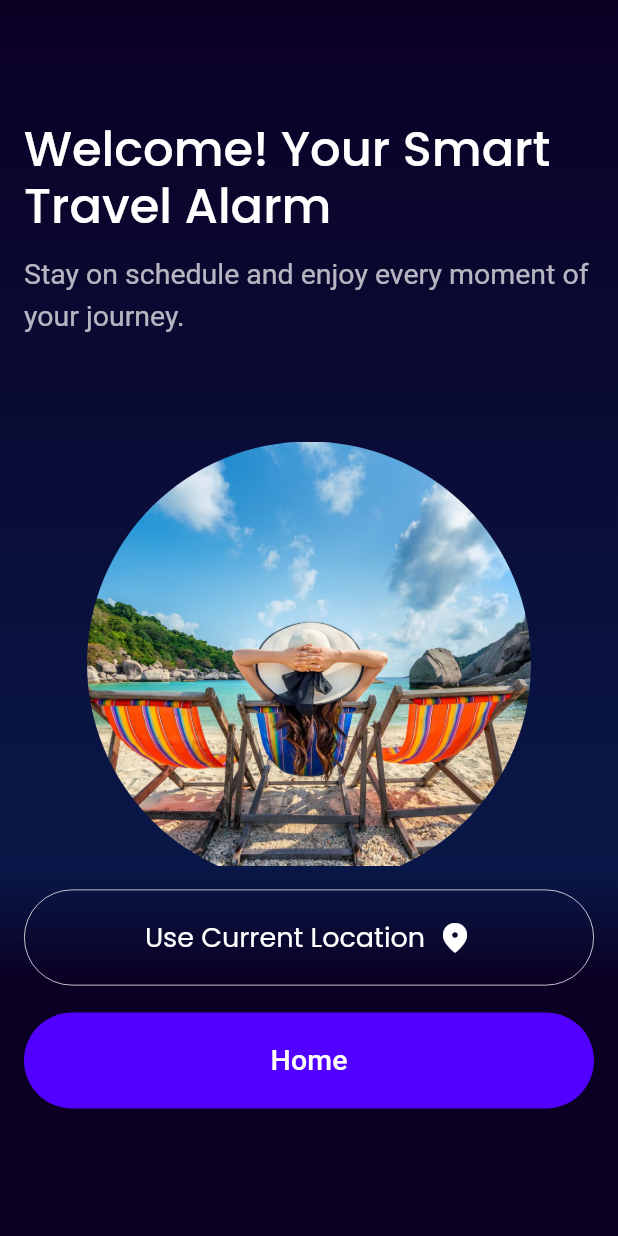
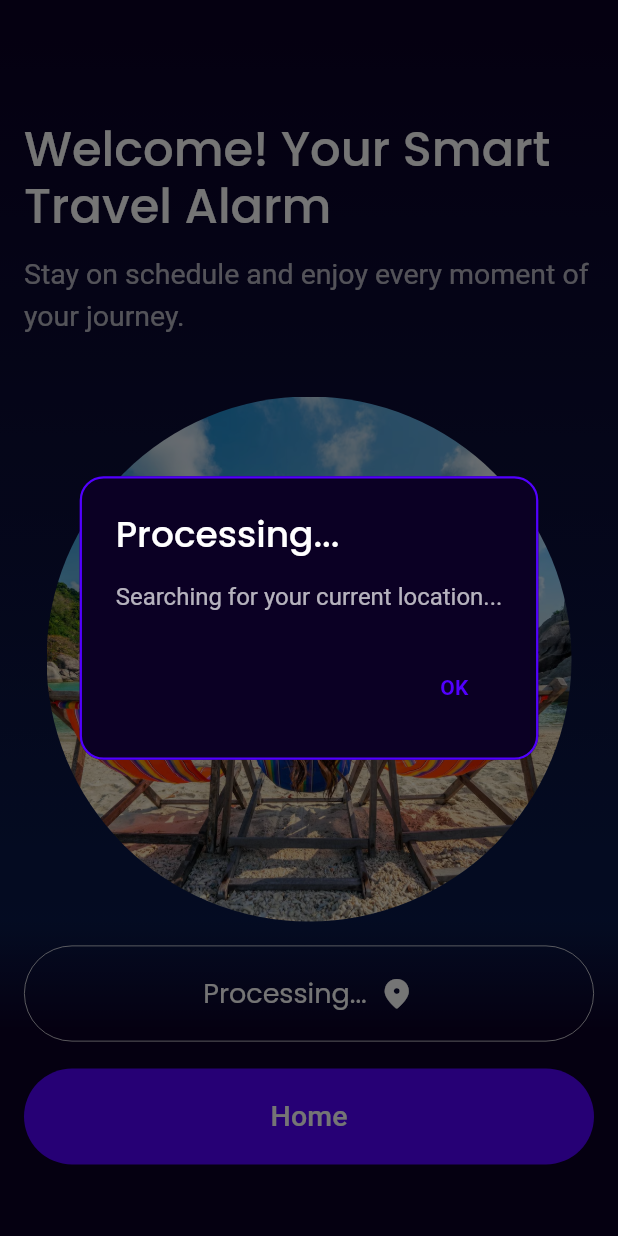
Before and after one commit to dazed-n-razed/alarmapp, a Flutter app: the HomeScreen screen opened directly, after a tap on "Use Current Location", on a phone screen of 412 x 824 dp. Run offline on Flutter 3.47's test engine with Material 3 defaults, Android fonts, the phone set to English and light mode, and no system bars; our stand-ins replace video_player; Roboto replaces fonts that are missing (Display, Oxygen).

Commit message:
good prototype1

```diff
--- a/lib/features/home/home_screen.dart
+++ b/lib/features/home/home_screen.dart
@@ -2,21 +2,151 @@ import 'package:flutter/material.dart';
 import '../../widgets/app_text.dart';
 import '../../widgets/onboarding_button.dart';
 import '../../widgets/outline_action_button.dart';
-import 'package:flutter/widgets.dart'; // Ensure Icons.location_on_rounded is available
+import 'package:flutter/widgets.dart';
+// Import the new alarm screen file
+import 'home_alarm.dart';
 
-class HomeScreen extends StatelessWidget {
+// Converted to StatefulWidget to handle location fetching and state management.
+class HomeScreen extends StatefulWidget {
   const HomeScreen({Key? key}) : super(key: key);
 
+  @override
+  State<HomeScreen> createState() => _HomeScreenState();
+}
+
+class _HomeScreenState extends State<HomeScreen> {
   // --- Dynamic Sizing Constants ---
   static const double _topMarginRatio = 78.0 / 800.0;
-  static const double _imageHeight = 296.0;
+  static const double _imageHeight = 350.0;
   static const double _contentPadding = 16.0;
   // Spacing constants for the image
-  static const double _imageTopSpacing = 70.0;
-  static const double _imageBottomSpacing = 500.0; // Tweak this value to change the gap between image and buttons.
-  // NEW: Spacing constants for the buttons wrapper
-  static const double _buttonTopPadding = 16.0; // Tweak this value to adjust the margin *above* the buttons.
-  static const double _buttonBottomPadding = 75.0; // Tweak this value to adjust the margin *below* the buttons.
+  static const double _imageTopSpacing = 40.0;
+  // Spacing constants for the buttons wrapper
+  static const double _buttonTopPadding = 16.0;
+  static const double _buttonBottomPadding = 75.0;
+
+  // --- State Variables for Functionality ---
+  bool _isLoading = false;
+
+  // Helper method to display the result in a modal/pop-up window
+  void _showResultDialog(BuildContext context, String title, String content, {VoidCallback? onOkPressed}) {
+    // Define the accent color used for borders and buttons
+    const Color accentColor = Color(0xFF5200FF);
+    const Color darkBackgroundColor = Color(0xFF0B0024);
+
+    showDialog(
+      context: context,
+      barrierDismissible: false, // Prevent closing by tapping outside during processing
+      builder: (BuildContext context) {
+        return AlertDialog(
+          // --- MODERN UI ENHANCEMENTS ---
+          // Use a dark background to match the app theme
+          backgroundColor: darkBackgroundColor,
+          // Add elevation for depth
+          elevation: 10,
+          // Add a colored border for a modern, distinct look
+          shape: RoundedRectangleBorder(
+            borderRadius: BorderRadius.circular(16),
+            side: const BorderSide(
+              color: accentColor,
+              width: 1.5,
+            ),
+          ),
+          // -----------------------------
+
+          title: AppText(
+            text: title,
+            type: AppTextType.heading,
+            customSize: 24.0,
+            color: Colors.white,
+          ),
+          content: AppText(
+            text: content,
+            type: AppTextType.paragraph,
+            customSize: 16.0,
+            color: Colors.white70,
+          ),
+          actions: <Widget>[
+            TextButton(
+              child: const Text(
+                'OK',
+                style: TextStyle(
+                  // Use the accent color for the text button
+                  color: accentColor,
+                  fontWeight: FontWeight.bold
+                )
+              ),
+              // Use the provided callback, or default to just closing the dialog
+              onPressed: onOkPressed ?? () {
+                Navigator.of(context).pop();
+              },
+            ),
+          ],
+        );
+      },
+    );
+  }
+
+  // Function to simulate fetching the current location asynchronously
+  Future<void> _getCurrentLocation() async {
+    if (_isLoading) return;
+
+    // 1. Set loading state to disable the button
+    setState(() {
+      _isLoading = true;
+    });
+
+    _showResultDialog(context, "Processing...", "Searching for your current location...");
+
+    try {
+      // 2. Simulate asynchronous location retrieval (1.5 seconds)
+      await Future.delayed(const Duration(milliseconds: 1500));
+
+      // 3. Mock result (Updated to use City and Country)
+      const String mockCity = "San Francisco";
+      const String mockCountry = "United States";
+
+      // 4. Close the 'Processing...' dialog
+      Navigator.of(context, rootNavigator: true).pop();
+
+      // --- SUCCESS: Define navigation action ---
+      final VoidCallback navigateToAlarm = () {
+        // 4a. Close the current dialog
+        Navigator.of(context).pop();
+        // 4b. Navigate to the HomeAlarmScreen, replacing the current route
+        Navigator.pushReplacement(
+          context,
+          MaterialPageRoute(builder: (context) => const HomeAlarmScreen()),
+        );
+      };
+
+      // 5. Show the success dialog, passing the navigation callback
+      _showResultDialog(
+        context,
+        "Success!",
+        // Updated message format to use City and Country
+        "Default Location Set:\nCity: $mockCity, Country: $mockCountry",
+        onOkPressed: navigateToAlarm,
+      );
+
+    } catch (e) {
+      // Handle potential errors
+      print('Location fetch error: $e');
+      // Close the 'Processing...' dialog and show the error
+      Navigator.of(context, rootNavigator: true).pop();
+      _showResultDialog(
+        context,
+        "Error",
+        "Location Error: Failed to retrieve or set default location."
+      );
+
+    } finally {
+      // 6. Reset loading state
+      setState(() {
+        _isLoading = false;
+      });
+    }
+  }
 
   @override
   Widget build(BuildContext context) {
@@ -35,32 +165,18 @@ class HomeScreen extends StatelessWidget {
             ],
           ),
         ),
+        // The main column is fixed and uses Spacer to manage vertical distribution
         child: Column(
+          crossAxisAlignment: CrossAxisAlignment.start,
           children: [
-            // --- Scrollable top content (Text and Image) ---
-            Expanded(
-              // Use LayoutBuilder to access the max height of the Expanded area
-              child: LayoutBuilder(
-                builder: (context, constraints) {
-                  return SingleChildScrollView(
+            // --- 1. Text Content Wrapper (Fixed Position) ---
+            Padding(
               padding: EdgeInsets.only(
                 top: screenHeight * _topMarginRatio,
                 left: _contentPadding,
                 right: _contentPadding,
-                      bottom: 0.0, // Ensures content is tight against button area
-                    ),
-                    child: ConstrainedBox(
-                      // Constrain the content column to fill at least the viewable height
-                      constraints: BoxConstraints(
-                        minHeight: constraints.maxHeight,
               ),
               child: Column(
-                        crossAxisAlignment: CrossAxisAlignment.start,
-                        // Anchor content to the bottom of the constrained area
-                        mainAxisAlignment: MainAxisAlignment.end,
-                        children: [
-                          // --- Text Content Wrapper ---
-                          Column(
                 crossAxisAlignment: CrossAxisAlignment.start,
                 children: [
                   AppText(
@@ -76,12 +192,12 @@ class HomeScreen extends StatelessWidget {
                   ),
                 ],
               ),
+            ),
 
-                          // --- Image Spacing and Content (Tweakable) ---
             // Tweak: Adjust _imageTopSpacing to change the gap above the image
             const SizedBox(height: _imageTopSpacing),
 
-                          // --- Image (296px x 296px, Centered, Circle) ---
+            // --- 2. Image (Fixed Position) ---
             Center(
               child: Container(
                 width: _imageHeight,
@@ -107,27 +223,19 @@ class HomeScreen extends StatelessWidget {
               ),
             ),
 
-                          // Tweak: Adjust _imageBottomSpacing to change the gap below the image (above the buttons)
-                          const SizedBox(height: _imageBottomSpacing),
-                        ],
-                      ),
-                    ),
-                  );
-                }
-              ),
-            ),
+            // --- 3. Spacer to push the buttons to the bottom ---
+            const Spacer(),
 
-            // --- Buttons at bottom (Single Wrapper) ---
+            // --- 4. Buttons at bottom (Fixed Position) ---
             Container(
-              // This Container acts as the single wrapper for the two buttons.
-              padding: const EdgeInsets.only(
-                top: _buttonTopPadding,    // <-- Tweakable top margin
+              padding: EdgeInsets.only(
+                top: _buttonTopPadding,
                 left: _contentPadding,
                 right: _contentPadding,
-                // Using the new constant for tweakability
-                bottom: _buttonBottomPadding, // <-- Tweakable bottom margin
+                bottom: _buttonBottomPadding,
               ),
               decoration: BoxDecoration(
+                // Gradient for the button area
                 gradient: LinearGradient(
                   begin: Alignment.bottomCenter,
                   end: Alignment.topCenter,
@@ -141,10 +249,11 @@ class HomeScreen extends StatelessWidget {
               child: Column(
                 mainAxisSize: MainAxisSize.min,
                 children: [
-                  // Button 1: Outline Button
+                   // Button 1: Outline Button (Location Fetch)
                   OutlineActionButton(
-                    text: "Use Current Location",
-                    onPressed: () {},
+                    text: _isLoading ? "Processing..." : "Use Current Location",
+                    // The onPressed callback is correctly handled here to ensure the button is disabled while loading.
+                    onPressed: _isLoading ? () {} : () => _getCurrentLocation(),
                     icon: Icons.location_on_rounded,
                     borderColor: Colors.white,
                     iconColor: Colors.white,
@@ -156,7 +265,7 @@ class HomeScreen extends StatelessWidget {
 
                   const SizedBox(height: 8), // Gap between buttons
 
-                  // Button 2: Solid Button
+                  // Button 2: Solid Button (Navigation)
                   OnboardingButton(
                     text: "Home",
                     onPressed: () {},
--- a/lib/widgets/app_text.dart
+++ b/lib/widgets/app_text.dart
@@ -7,15 +7,17 @@ class AppText extends StatelessWidget {
   final String text;
   final AppTextType type;
   final TextAlign textAlign;
-  // Define the new optional named parameter customSize
   final double? customSize;
+  // ADDED: The optional color parameter
+  final Color? color;
 
   const AppText({
     Key? key,
     required this.text,
     this.type = AppTextType.paragraph,
     this.textAlign = TextAlign.start,
-    this.customSize, // Add customSize to the constructor
+    this.customSize,
+    this.color, // ADDED: color to the constructor
   }) : super(key: key);
 
   @override
@@ -36,6 +38,11 @@ class AppText extends StatelessWidget {
       style = style.copyWith(fontSize: customSize);
     }
 
+    // 3. ADDED: Override the color if provided
+    if (color != null) {
+      style = style.copyWith(color: color);
+    }
+
     return Text(
       text,
       style: style,
```
Also changed, not shown: lib/features/home/home_alarm.dart (added, +331 -0 lines). Lines whose indentation alone changed are shown as unchanged.
